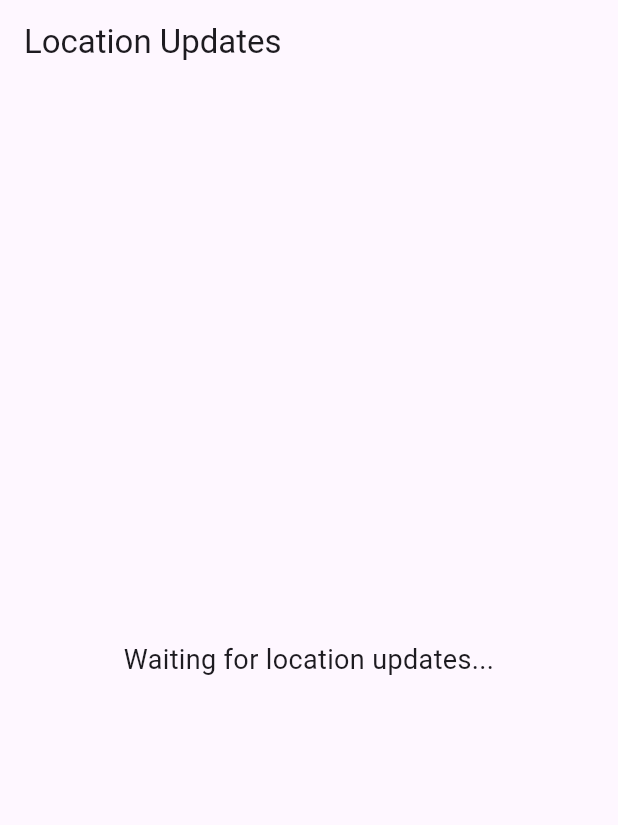
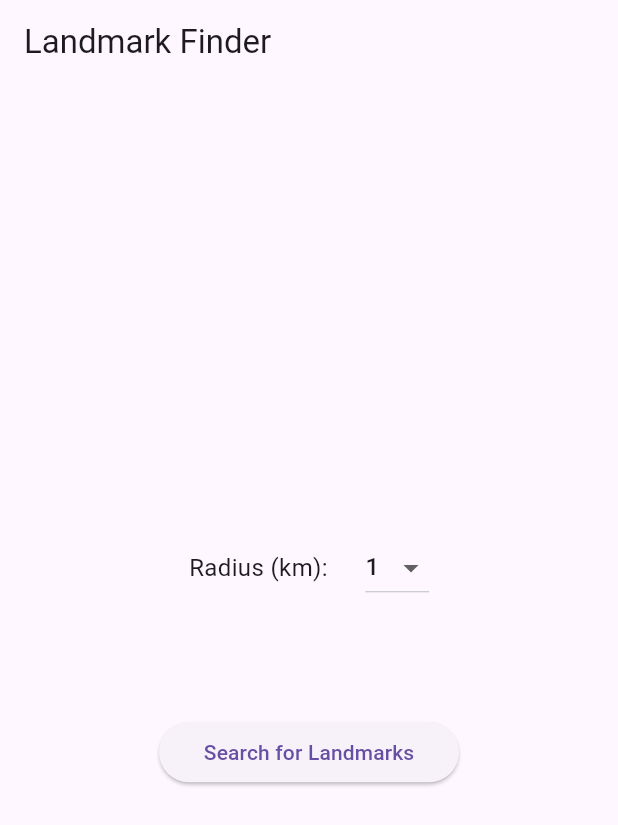
Before and after one commit to Mqabbadbest/Cross-Platform-Development-Project2025, a Flutter app: the screen it shows after launch, on a phone screen of 412 x 824 dp. Shown: the top 825 px of the screen. Run offline on Flutter 3.47's test engine with Material 3 defaults, Android fonts, the phone set to English and light mode, and no system bars; our stand-ins replace flutter_dotenv, geolocator.

Commit message:
Implemented start up widget with form and sending request to Google API and printing response

```diff
--- a/lib/main.dart
+++ b/lib/main.dart
@@ -1,7 +1,11 @@
 import 'package:flutter/material.dart';
+import 'package:flutter_dotenv/flutter_dotenv.dart';
 import 'package:geolocator/geolocator.dart';
+import 'package:landmark_finder/widgets/new_landmark_request.dart';
 
-void main() {
+void main() async {
+  WidgetsFlutterBinding.ensureInitialized();
+  await dotenv.load();
   runApp(const MaterialApp(
     home: MainApp(),
     debugShowCheckedModeBanner: false,
@@ -63,17 +67,9 @@ class MainAppState extends State<MainApp> {
   Widget build(BuildContext context) {
     return Scaffold(
       appBar: AppBar(
-        title: const Text('Location Updates'),
+        title: const Text('Landmark Finder'),
       ),
-      body: Center(
-        child: currentPosition != null
-            ? Text(
-                "Latitude: ${currentPosition!.latitude}, Longitude: ${currentPosition!.longitude}",
-                textAlign: TextAlign.center,
-                style: const TextStyle(fontSize: 18))
-            : const Text("Waiting for location updates...",
-                textAlign: TextAlign.center, style: TextStyle(fontSize: 18)),
-      ),
+      body: NewLandmarkRequest(currentPosition: currentPosition),
     );
   }
 }
--- /dev/null
+++ b/lib/widgets/new_landmark_request.dart
@@ -0,0 +1,171 @@
+import 'package:flutter/material.dart';
+import 'package:geolocator/geolocator.dart';
+import 'package:http/http.dart' as http;
+import 'dart:convert';
+import 'package:flutter_dotenv/flutter_dotenv.dart';
+
+class NewLandmarkRequest extends StatefulWidget {
+  const NewLandmarkRequest({
+    required this.currentPosition,
+    super.key,
+  });
+
+  final Position? currentPosition;
+
+  @override
+  State<NewLandmarkRequest> createState() {
+    return NewLandmarkRequestState();
+  }
+}
+
+class NewLandmarkRequestState extends State<NewLandmarkRequest> {
+  final _formKey = GlobalKey<FormState>();
+  List<int> radiusOptions = [1, 2, 3, 4, 5, 10, 15, 20, 25];
+  int _selectedRadius = 1;
+  bool isRequestingData = false;
+
+  void _submitRequest() async {
+    String? apiKey = dotenv.env['GOOGLE_API_KEY'];
+
+    if (_formKey.currentState!.validate()) {
+      _formKey.currentState!.save();
+
+      setState(() {
+        isRequestingData = true;
+      });
+
+      var url =
+          Uri.parse('https://places.googleapis.com/v1/places:searchNearby');
+
+      var body = jsonEncode({
+        "includedTypes": ["historical_landmark"],
+        "excludedTypes": ["hotel", "lodging"],
+        "locationRestriction": {
+          "circle": {
+            "center": {
+              "latitude": "${widget.currentPosition!.latitude}",
+              "longitude": "${widget.currentPosition!.longitude}"
+            },
+            "radius": _selectedRadius * 1000,
+          },
+        },
+      });
+
+      var response = await http.post(
+        url,
+        headers: {
+          "Content-Type": "application/json",
+          "X-Goog-Api-Key": "$apiKey",
+          "X-Goog-FieldMask":
+              "places.displayName,places.id,places.location,places.photos,places.formattedAddress,places.types,places.websiteUri,places.rating,places.nationalPhoneNumber",
+        },
+        body: body,
+      );
+
+      if (response.statusCode == 200) {
+        var responseString = jsonDecode(response.body);
+        var places = responseString["places"];
+        var photosArray = [];
+        if (places != null) {
+          places.forEach((place) {
+            var name = place["displayName"]?["text"] ?? "Unknown";
+            var photos = place["photos"] as List<dynamic>?;
+            List<String> photosData = [];
+
+            if (photos != null && photos.isNotEmpty) {
+              for (int i = 0; i < photos.length && i < 3; i++) {
+                if (photos[i]["name"] != null) {
+                  photosData.add(photos[i]["name"]);
+                } else {
+                  photosData.add("No photo available");
+                }
+              }
+            }
+
+            while (photosData.length < 3) {
+              photosData.add("No photo available");
+            }
+
+            var object = {"displayName": name, "photosData": photosData};
+            photosArray.add(object);
+          });
+
+          var index = 2;
+          var photoResource = photosArray[index];
+          var urlPhotos = [];
+          photoResource["photosData"].forEach((resource) {
+            if (resource == "No photo available") {
+              urlPhotos.add(null);
+              return;
+            }
+            urlPhotos.add(
+              Uri.parse(
+                "https://places.googleapis.com/v1/${resource}/media?maxHeightPx=200&key=$apiKey",
+              ),
+            );
+          });
+          setState(() {
+            isRequestingData = false;
+          });
+          print("${photosArray[index]["displayName"]}: ");
+          print("${urlPhotos[0]} \n");
+          print("${urlPhotos[1]} \n");
+          print("${urlPhotos[2]} \n");
+        } else {
+          print("No places found.");
+        }
+      } else {
+        print('Request failed with status: ${response.statusCode}.');
+      }
+    }
+  }
+
+  @override
+  Widget build(BuildContext context) {
+    return Center(
+      child: Padding(
+        padding: const EdgeInsets.all(12),
+        child: Form(
+          key: _formKey,
+          child: Column(
+            mainAxisSize: MainAxisSize.min,
+            children: [
+              Row(
+                mainAxisAlignment: MainAxisAlignment.center,
+                children: [
+                  const Text('Radius (km):', style: TextStyle(fontSize: 16)),
+                  const SizedBox(width: 25),
+                  DropdownButton<int>(
+                    value: _selectedRadius,
+                    items: radiusOptions
+                        .map((option) => DropdownMenuItem(
+                            value: option, child: Text(option.toString())))
+                        .toList(),
+                    onChanged: (value) {
+                      setState(() {
+                        _selectedRadius = value!;
+                      });
+                    },
+                  ),
+                ],
+              ),
+              const SizedBox(height: 75),
+              SizedBox(
+                width: 200,
+                child: ElevatedButton(
+                  onPressed: _submitRequest,
+                  child: isRequestingData
+                      ? const SizedBox(
+                          width: 16,
+                          height: 16,
+                          child: CircularProgressIndicator())
+                      : const Text('Search for Landmarks'),
+                ),
+              ),
+            ],
+          ),
+        ),
+      ),
+    );
+  }
+}
--- a/pubspec.yaml
+++ b/pubspec.yaml
@@ -9,7 +9,9 @@ environment:
 dependencies:
   flutter:
     sdk: flutter
+  flutter_dotenv: ^5.2.1
   geolocator: ^13.0.2
+  http: ^1.3.0
 
 dev_dependencies:
   flutter_test:
@@ -18,3 +20,5 @@ dev_dependencies:
 
 flutter:
   uses-material-design: true
+  assets:
+    - .env
```
Also changed, not shown: pubspec.lock, 1 other file.
